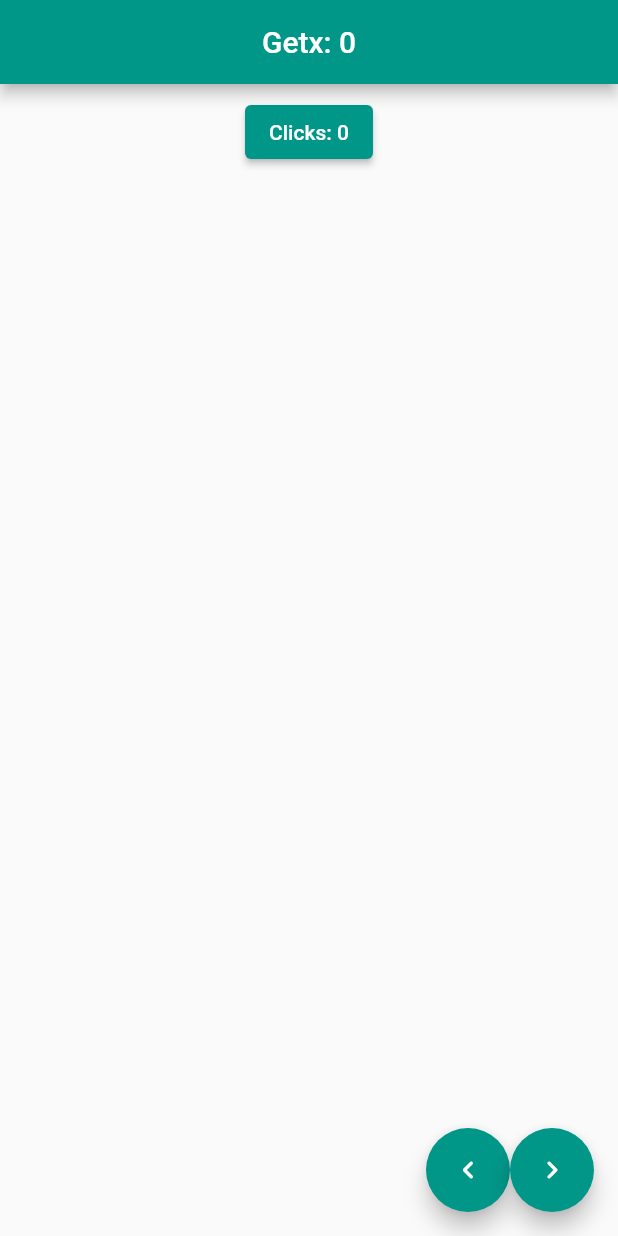
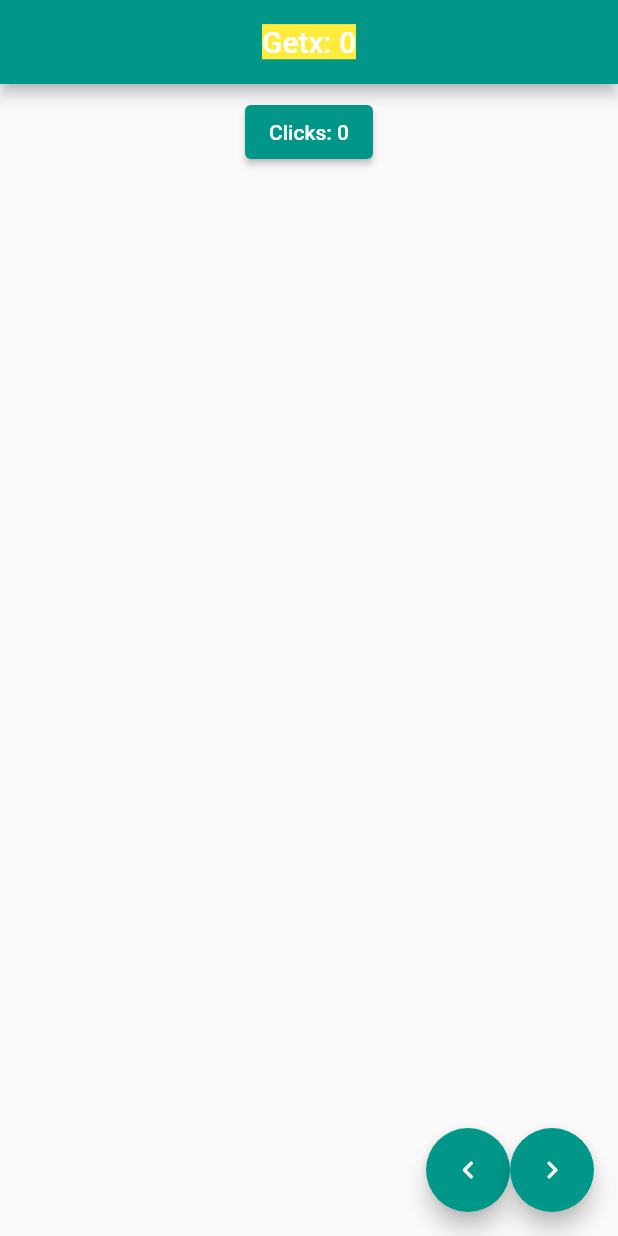
Before and after one commit to Varanasi-Software-Junction/GetX-Flutter, a Flutter app: the screen it shows after launch, after a tap on the "navigate before" icon, after a tap on the "navigate next" icon, on a phone screen of 412 x 824 dp. Run offline on Flutter 3.47's test engine with Material 2 defaults, Android fonts, the phone set to English and light mode, and no system bars; our stand-ins replace get.

Commit message:
Multiple Data

```diff
--- /dev/null
+++ b/lib/incrementdecrementcontroller.dart
@@ -0,0 +1,26 @@
+import 'package:flutter/material.dart';
+import 'package:get/get.dart';
+
+class IncrementDecrementController extends GetxController {
+  var count = 0.obs;
+  var colorno=0.obs;
+  //var colorno=Colors.teal.obs;
+  List<Color> colors=[Colors.yellow,Colors.teal,Colors.blue,Colors.lime];
+  void increment() {
+    count++;
+    int x=count.toInt();
+    if(x<0)
+      x=-x;
+    colorno.value=(x % colors.length);
+    update();
+  }
+
+  void decrement() {
+    count--;
+    int x=count.toInt();
+    if(x<0)
+      x=-x;
+    colorno.value=(x % colors.length);
+    update();
+  }
+}
--- a/lib/main.dart
+++ b/lib/main.dart
@@ -1,5 +1,7 @@
 import 'package:flutter/material.dart';
 import 'package:get/get.dart';
+
+import 'incrementdecrementcontroller.dart';
 
 void main() {
   runApp(const VsjApp());
@@ -29,7 +31,10 @@
         Get.put(IncrementDecrementController());
     return Scaffold(
         appBar: AppBar(
-          title: Obx(() => Text("Getx: ${controller.count}")),
+          title: Obx(() => Text("Getx: ${controller.count}",
+              style: TextStyle(
+                  backgroundColor:
+                      controller.colors[controller.colorno.toInt()]))),
           centerTitle: true,
         ),
         body: Center(
@@ -62,16 +67,3 @@
         ]));
   }
 }
-
-class IncrementDecrementController extends GetxController {
-  var count = 0.obs;
-  void increment() {
-    count++;
-    update();
-  }
-
-  void decrement() {
-    count--;
-    update();
-  }
-}
```
Also changed, not shown: 3 other files.
